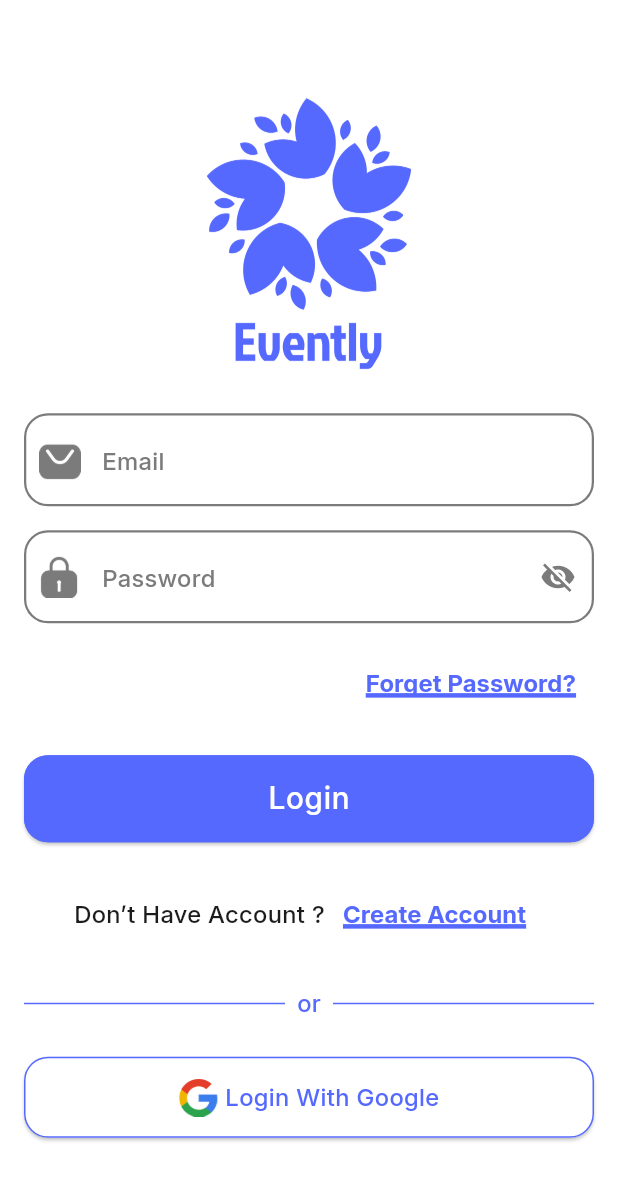
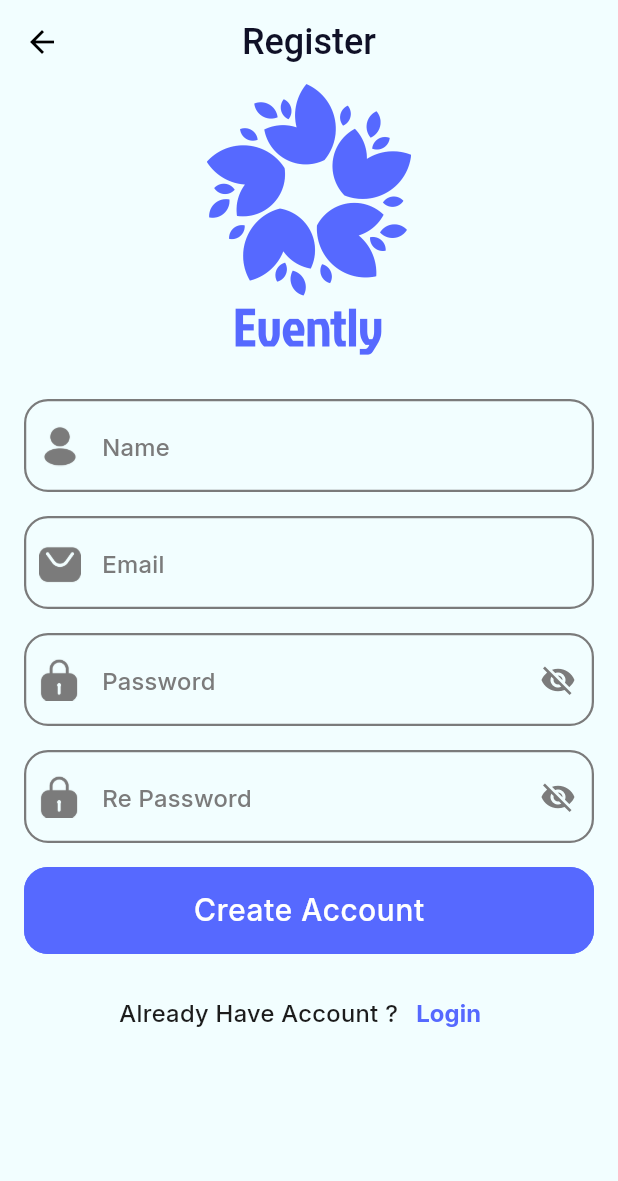
Before and after one commit to ahmed9120/event-app, a Flutter app: the screen it shows after launch, after a tap on "Create Account", on a phone screen of 412 x 824 dp. Shown: the top 1181 px of the screen. Run offline on Flutter 3.47's test engine with Material 3 defaults, Android fonts, the phone set to English and light mode, and no system bars; our stand-ins replace google_fonts.

Commit message:
finish Authentication Module UI

```diff
--- a/lib/core/constants/app_assets.dart
+++ b/lib/core/constants/app_assets.dart
@@ -1,8 +1,10 @@
 abstract class AppAssets{
   static const String logo= "assets/images/logo.png";
   static const String splash_bottom_img= "assets/images/splashBottom.png";
+  static const String forget_password_img= "assets/images/forgetPasswordImg.png";
   static const String email_icnn="assets/icons/emialIcn.png";
   static const String password_icnn="assets/icons/passwordIcn.png";
+  static const String person_icnn="assets/icons/personIcn.png";
   static const String google_icn= "assets/icons/googleIcn.png";
 
 
--- a/lib/core/routes/app_routes.dart
+++ b/lib/core/routes/app_routes.dart
@@ -1,8 +1,11 @@
 import 'package:event_app/core/routes/page_routes_name.dart';
+import 'package:event_app/modules/authentication/pages/forget_password_view.dart';
 import 'package:event_app/modules/authentication/pages/login_view.dart';
 import 'package:event_app/modules/splash/splash_view.dart';
 import 'package:flutter/cupertino.dart';
 import 'package:flutter/material.dart';
+
+import '../../modules/authentication/pages/register_view.dart';
 
 abstract class AppRoutes{
 
@@ -12,6 +15,10 @@ abstract class AppRoutes{
         return MaterialPageRoute(builder: (_)=> const SplashView(), settings: settings);
       case PageRoutesName.login:
         return MaterialPageRoute(builder: (_)=> const LoginView(), settings: settings);
+      case PageRoutesName.register:
+        return MaterialPageRoute(builder: (_)=> const RegisterView(), settings: settings);
+      case PageRoutesName.forgetPassword:
+        return MaterialPageRoute(builder: (_)=> const ForgetPasswordView(), settings: settings);
       default:
         return MaterialPageRoute(builder: (_)=> const SplashView(), settings: settings);
 
--- a/lib/core/routes/page_routes_name.dart
+++ b/lib/core/routes/page_routes_name.dart
@@ -2,5 +2,8 @@ abstract class PageRoutesName{
   static const String initial="/";
   static const String home="/home";
   static const String login="/login";
+  static const String register="/register";
+  static const String forgetPassword="/forget-password";
+
 
 }
--- a/lib/core/theme_manager/color_pallete.dart
+++ b/lib/core/theme_manager/color_pallete.dart
@@ -2,8 +2,11 @@ import 'dart:ui';
 
 abstract class ColorPallete{
   static const Color primaryColor= Color(0XFF5669FF);
+  static const Color lightBackgroundColor= Color(0XFFF2FEFF);
+  static const Color darkBackgroundColor= Color(0XFF101127);
   static const Color white= Color(0XFFFFFFFF);
   static const Color textFiledBorderColor= Color(0XFF7B7B7B);
   static const Color textFiledBorderErrorColor= Color(0XFFFF5659);
+  static const Color appbarTitleColor= Color(0XFF101127);
 
 }
--- a/lib/core/theme_manager/theme_manager.dart
+++ b/lib/core/theme_manager/theme_manager.dart
@@ -4,7 +4,18 @@ import 'color_pallete.dart';
 
 abstract class ThemeMangaer{
   static ThemeData lightTheme= ThemeData(
-    scaffoldBackgroundColor: Colors.white,
+    scaffoldBackgroundColor: ColorPallete.lightBackgroundColor,
+    appBarTheme: AppBarTheme(
+      backgroundColor: Colors.transparent,
+      iconTheme: IconThemeData(
+        color: Colors.black,
+      ),
+      titleTextStyle: TextStyle(
+        fontSize: 24,
+        fontWeight: FontWeight.w500,
+        color:ColorPallete.appbarTitleColor,
+      )
+    ),
     textTheme: TextTheme(
       bodyLarge: TextStyle(
         color: ColorPallete.white,
--- a/lib/core/widgets/custom_buttom.dart
+++ b/lib/core/widgets/custom_buttom.dart
@@ -13,6 +13,7 @@ class CustomButtom extends StatelessWidget {
     return ElevatedButton(
       onPressed: onTap,
       style: ElevatedButton.styleFrom(
+        elevation: 0,
         backgroundColor: backgroundColor,
         padding: EdgeInsets.symmetric(vertical: 14),
         shape: RoundedRectangleBorder(borderRadius: BorderRadius.circular(16)),
--- /dev/null
+++ b/lib/modules/authentication/pages/forget_password_view.dart
@@ -0,0 +1,48 @@
+import 'package:event_app/core/constants/app_assets.dart';
+import 'package:flutter/material.dart';
+
+import '../../../core/theme_manager/color_pallete.dart';
+import '../../../core/widgets/custom_TextFormFiled.dart';
+import '../../../core/widgets/custom_buttom.dart';
+
+class ForgetPasswordView extends StatelessWidget {
+  const ForgetPasswordView({super.key});
+
+  @override
+  Widget build(BuildContext context) {
+    return Scaffold(
+      appBar: AppBar(
+        title: Text("Forget Password"),
+        centerTitle: true,
+      ),
+      body: Padding(
+        padding: const EdgeInsets.symmetric(horizontal: 16),
+        child: Column(
+          crossAxisAlignment: CrossAxisAlignment.stretch,
+          children: [
+            Image.asset(AppAssets.forget_password_img, height: MediaQuery.of(context).size.width* 0.8,),
+            SizedBox(height: 24),
+            CustomTextFormFiled(
+              prefixIcon: Padding(
+                padding: const EdgeInsets.all(10.0),
+                child: ImageIcon(
+                  AssetImage(AppAssets.email_icnn),
+                  color: ColorPallete.textFiledBorderColor,
+                ),
+              ),
+              hintText: "Email",
+            ),
+            SizedBox(height: 16),
+            CustomButtom(
+              onTap: () {},
+              child: Text(
+                "Reset Password",
+                style: Theme.of(context).textTheme.bodyLarge,
+              ),
+            ),
+          ],
+        ),
+      ),
+    );
+  }
+}
--- a/lib/modules/authentication/pages/login_view.dart
+++ b/lib/modules/authentication/pages/login_view.dart
@@ -1,4 +1,5 @@
 import 'package:event_app/core/constants/app_assets.dart';
+import 'package:event_app/core/routes/page_routes_name.dart';
 import 'package:event_app/core/theme_manager/color_pallete.dart';
 import 'package:event_app/core/widgets/custom_TextFormFiled.dart';
 import 'package:event_app/core/widgets/custom_buttom.dart';
@@ -13,10 +14,11 @@ class LoginView extends StatelessWidget {
     return Scaffold(
       body: Padding(
         padding: const EdgeInsets.symmetric(horizontal: 16),
+        child: SingleChildScrollView(
           child: Column(
-          mainAxisAlignment: MainAxisAlignment.center,
             crossAxisAlignment: CrossAxisAlignment.stretch,
             children: [
+              SizedBox(height: 50),
               Image.asset(AppAssets.logo, width: 136, height: 186),
               SizedBox(height: 24),
               CustomTextFormFiled(
@@ -45,7 +47,9 @@ class LoginView extends StatelessWidget {
               Align(
                 alignment: Alignment.centerRight,
                 child: TextButton(
-                onPressed: () {},
+                  onPressed: () {
+                    Navigator.pushNamed(context, PageRoutesName.forgetPassword);
+                  },
                   child: Text(
                     "Forget Password?",
                     style: TextStyle(
@@ -80,18 +84,22 @@ class LoginView extends StatelessWidget {
                     ),
                   ),
                   TextButton(
-                  onPressed: () {},
+                    onPressed: () {
+                      Navigator.pushNamed(
+                        context,
+                        PageRoutesName.register,
+                      );
+                    },
                     child: Text(
                       "Create Account",
-                    style: GoogleFonts.inter(
-                      textStyle: TextStyle(
+                      style: TextStyle(
+                        fontFamily: "Inter",
                         color: ColorPallete.primaryColor,
                         fontWeight: FontWeight.w700,
                         fontSize: 16,
                         decoration: TextDecoration.underline,
                         decorationColor: ColorPallete.primaryColor,
                         decorationThickness: 2,
-                      ),
                       ),
                     ),
                   ),
@@ -117,12 +125,12 @@ class LoginView extends StatelessWidget {
               SizedBox(height: 24),
               CustomButtom(
                 onTap: () {},
-              backgroundColor: ColorPallete.white,
+                backgroundColor: Colors.transparent,
                 child: Row(
                   mainAxisAlignment: MainAxisAlignment.center,
                   children: [
-                  Image.asset(AppAssets.google_icn, width: 26,height: 26,),
-                  SizedBox(width: 5,),
+                    Image.asset(AppAssets.google_icn, width: 26, height: 26),
+                    SizedBox(width: 5),
                     Text(
                       "Login With Google",
                       style: Theme.of(context).textTheme.bodyMedium!.copyWith(
@@ -135,6 +143,7 @@ class LoginView extends StatelessWidget {
             ],
           ),
         ),
+      ),
     );
   }
 }
--- /dev/null
+++ b/lib/modules/authentication/pages/register_view.dart
@@ -0,0 +1,117 @@
+import 'package:flutter/material.dart';
+
+import '../../../core/constants/app_assets.dart';
+import '../../../core/routes/page_routes_name.dart';
+import '../../../core/theme_manager/color_pallete.dart';
+import '../../../core/widgets/custom_TextFormFiled.dart';
+import '../../../core/widgets/custom_buttom.dart';
+
+class RegisterView extends StatelessWidget {
+  const RegisterView({super.key});
+
+  @override
+  Widget build(BuildContext context) {
+    return Scaffold(
+      appBar: AppBar(
+        title: Text("Register"),
+        centerTitle: true,
+      ),
+      body: Padding(
+        padding: const EdgeInsets.symmetric(horizontal: 16),
+        child: SingleChildScrollView(
+          child: Column(
+            crossAxisAlignment: CrossAxisAlignment.stretch,
+            children: [
+              Image.asset(AppAssets.logo, width: 136, height: 186),
+              SizedBox(height: 24),
+              CustomTextFormFiled(
+                prefixIcon: Padding(
+                  padding: const EdgeInsets.all(10.0),
+                  child: ImageIcon(
+                    AssetImage(AppAssets.person_icnn),
+                    color: ColorPallete.textFiledBorderColor,
+                  ),
+                ),
+                hintText: "Name",
+              ),
+              SizedBox(height: 16),
+              CustomTextFormFiled(
+                prefixIcon: Padding(
+                  padding: const EdgeInsets.all(10.0),
+                  child: ImageIcon(
+                    AssetImage(AppAssets.email_icnn),
+                    color: ColorPallete.textFiledBorderColor,
+                  ),
+                ),
+                hintText: "Email",
+              ),
+              SizedBox(height: 16),
+              CustomTextFormFiled(
+                prefixIcon: Padding(
+                  padding: const EdgeInsets.all(10.0),
+                  child: ImageIcon(
+                    AssetImage(AppAssets.password_icnn),
+                    color: ColorPallete.textFiledBorderColor,
+                  ),
+                ),
+                hintText: "Password",
+                isPassword: true,
+              ),
+              SizedBox(height: 16),
+              CustomTextFormFiled(
+                prefixIcon: Padding(
+                  padding: const EdgeInsets.all(10.0),
+                  child: ImageIcon(
+                    AssetImage(AppAssets.password_icnn),
+                    color: ColorPallete.textFiledBorderColor,
+                  ),
+                ),
+                hintText: "Re Password",
+                isPassword: true,
+              ),
+              SizedBox(height: 16),
+              CustomButtom(
+                onTap: () {},
+                child: Text(
+                  "Create Account",
+                  style: Theme.of(context).textTheme.bodyLarge,
+                ),
+              ),
+              SizedBox(height: 16),
+              Row(
+                mainAxisAlignment: MainAxisAlignment.center,
+                children: [
+                  Text(
+                    "Already Have Account ?",
+                    style: Theme.of(context).textTheme.bodyMedium!.copyWith(
+                      color: Color(0XFF1C1C1C),
+                      fontWeight: FontWeight.w500,
+                    ),
+                  ),
+                  TextButton(
+                    onPressed: () {
+                      Navigator.pop(context);
+                    },
+                    child: Text(
+                      "Login",
+                      style: TextStyle(
+                        fontFamily: "Inter",
+                          color: ColorPallete.primaryColor,
+                          fontWeight: FontWeight.w700,
+                          fontSize: 16,
+                          decorationThickness: 2,
+                        ),
+
+                    ),
+                  ),
+                ],
+              ),
+
+
+            ],
+          ),
+        ),
+      ),
+    );
+  }
+}
```
Also changed, not shown: assets/icons/personIcn.png (added), assets/images/forgetPasswordImg.png (added). Lines whose indentation alone changed are shown as unchanged.
